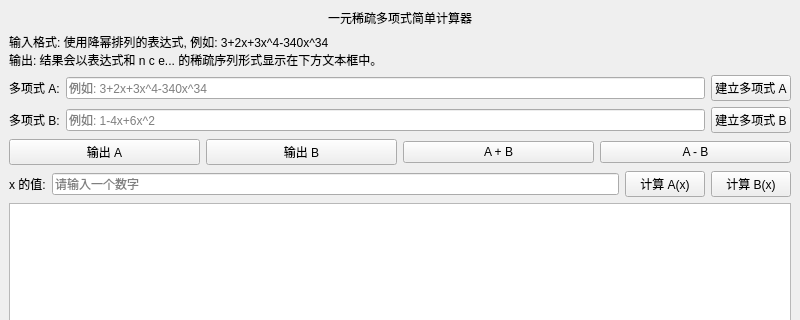
Qt form mainwindow.ui (submergepsc/project1_DS) before a commit; both pictures show x 0 to 800 and y 0 to 320 of the 800 by 600 pixel window.
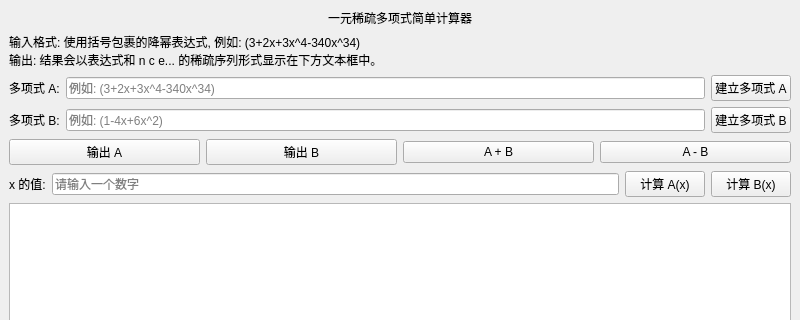
The same form after that commit.

Commit message: Align UI with parenthesized polynomial parser

The edit to the form file:
```diff
--- a/mainwindow.ui
+++ b/mainwindow.ui
@@ -28,7 +28,7 @@
     <item>
      <widget class="QLabel" name="instructionsLabel">
       <property name="text">
-       <string>输入格式: 使用降幂排列的表达式, 例如: 3+2x+3x^4-340x^34&#xa;输出: 结果会以表达式和 n c e... 的稀疏序列形式显示在下方文本框中。</string>
+       <string>输入格式: 使用括号包裹的降幂表达式, 例如: (3+2x+3x^4-340x^34)&#xa;输出: 结果会以表达式和 n c e... 的稀疏序列形式显示在下方文本框中。</string>
       </property>
       <property name="wordWrap">
        <bool>true</bool>
@@ -47,7 +47,7 @@
       <item>
        <widget class="QLineEdit" name="inputA">
         <property name="placeholderText">
-         <string>例如: 3+2x+3x^4-340x^34</string>
+         <string>例如: (3+2x+3x^4-340x^34)</string>
         </property>
        </widget>
       </item>
@@ -72,7 +72,7 @@
       <item>
        <widget class="QLineEdit" name="inputB">
         <property name="placeholderText">
-         <string>例如: 1-4x+6x^2</string>
+         <string>例如: (1-4x+6x^2)</string>
         </property>
        </widget>
       </item>
```
The commit also changes 3 other files.
